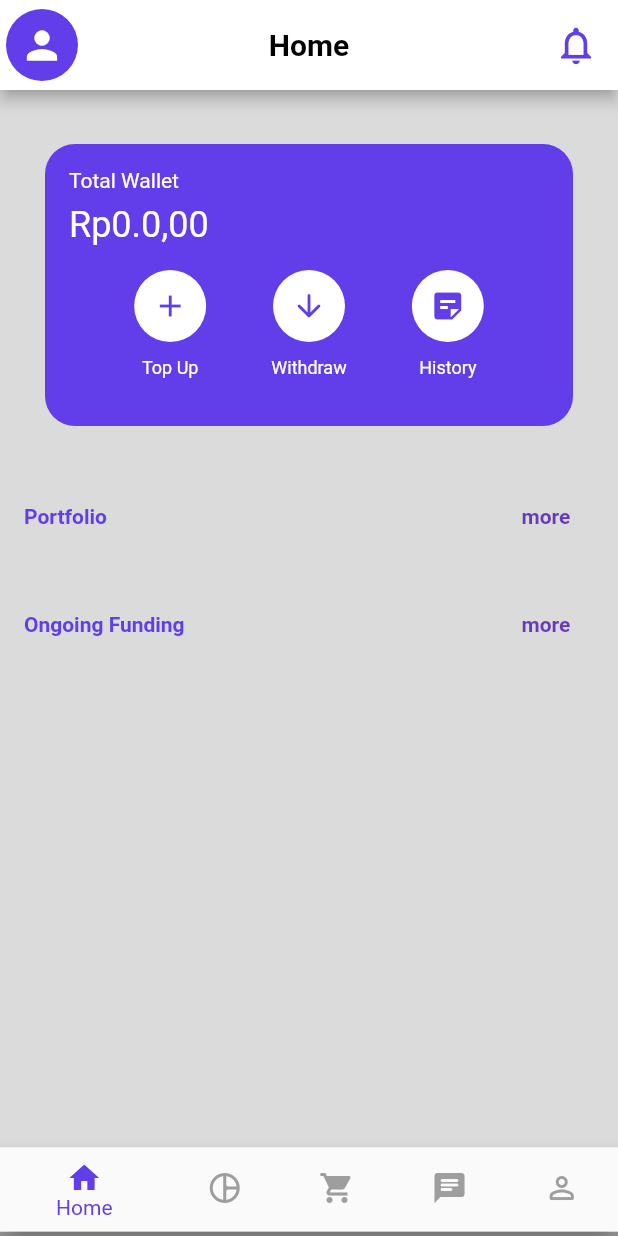
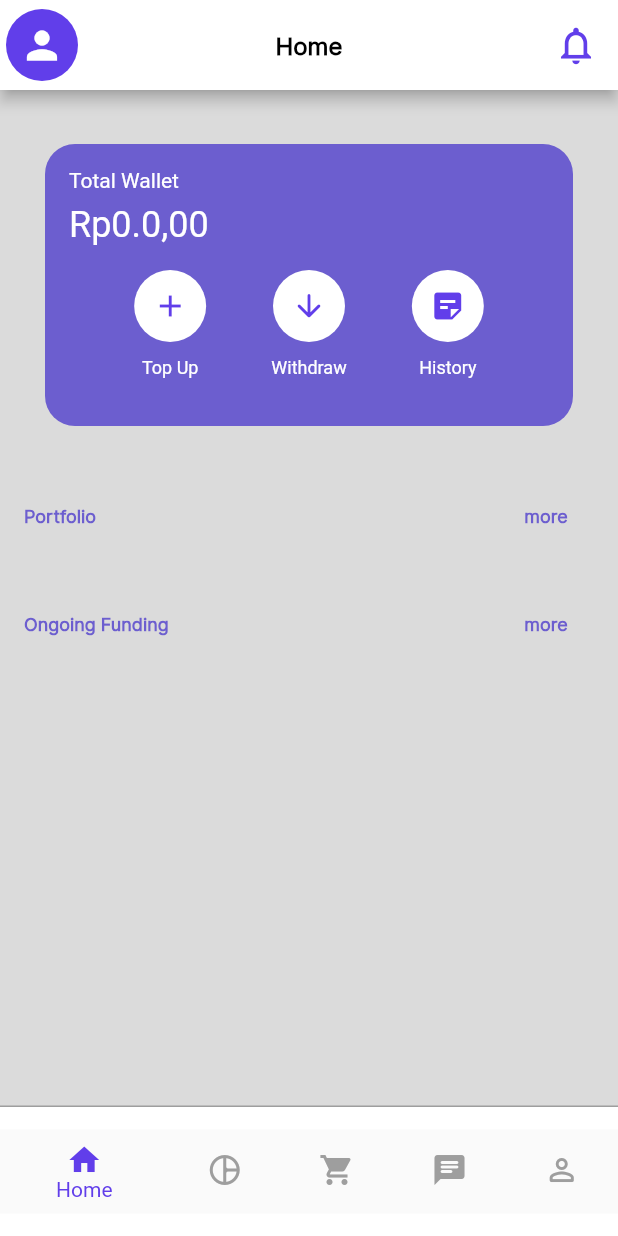
Before and after one commit to MuhammadFahru/tubes-promvis, a Flutter app: the IndexPage screen opened by its route, on a phone screen of 412 x 824 dp. Run offline on Flutter 3.47's test engine with Material 2 defaults, Android fonts, the phone set to English and light mode, and no system bars; our stand-ins replace dropdown_search, email_validator, equatable, flutter_bloc, google_fonts, percent_indicator; accounts and stored records are empty.

Commit message:
homsrin n index investor

```diff
--- a/flutter-investor/lib/pages/homeScreen.dart
+++ b/flutter-investor/lib/pages/homeScreen.dart
@@ -1,6 +1,8 @@
 import 'package:flutter/material.dart';
 import 'package:flutter_app/pages/index.dart';
+import 'package:flutter_app/theme.dart';
 import 'package:flutter_bloc/flutter_bloc.dart';
+import 'package:google_fonts/google_fonts.dart';
 
 /// Wallet Cubit
 /// crosscheck value later
@@ -54,9 +56,10 @@ class HomeScreen extends StatelessWidget {
           backgroundColor: Colors.white,
           automaticallyImplyLeading: false,
           centerTitle: true,
-          title: const Text(
+          title: Text(
             'Home',
-            style: TextStyle(color: Colors.black, fontWeight: FontWeight.bold),
+            style: GoogleFonts.inter(
+                color: Colors.black, fontWeight: FontWeight.bold, fontSize: 16),
           ),
           leading: Container(
             margin: EdgeInsets.all(4),
@@ -105,10 +108,10 @@ class HomeScreen extends StatelessWidget {
                     children: [
                       Text(
                         'Portfolio',
-                        style: TextStyle(
-                          fontWeight: FontWeight.bold,
-                          color: Color(int.parse('0xff613EEA')),
-                        ),
+                        style: GoogleFonts.inter(
+                            fontWeight: FontWeight.bold,
+                            color: primaryColor,
+                            fontSize: 12),
                       ),
                       TextButton(
                           onPressed: () {
@@ -116,7 +119,10 @@ class HomeScreen extends StatelessWidget {
                           },
                           child: Text(
                             'more',
-                            style: TextStyle(fontWeight: FontWeight.bold),
+                            style: GoogleFonts.inter(
+                                fontWeight: FontWeight.bold,
+                                color: primaryColor,
+                                fontSize: 12),
                           ))
                     ],
                   )),
@@ -132,10 +138,10 @@ class HomeScreen extends StatelessWidget {
                     children: [
                       Text(
                         'Ongoing Funding',
-                        style: TextStyle(
-                          fontWeight: FontWeight.bold,
-                          color: Color(int.parse('0xff613EEA')),
-                        ),
+                        style: GoogleFonts.inter(
+                            fontWeight: FontWeight.bold,
+                            color: primaryColor,
+                            fontSize: 12),
                       ),
                       TextButton(
                           onPressed: () {
@@ -143,7 +149,10 @@ class HomeScreen extends StatelessWidget {
                           },
                           child: Text(
                             'more',
-                            style: TextStyle(fontWeight: FontWeight.bold),
+                            style: GoogleFonts.inter(
+                                fontWeight: FontWeight.bold,
+                                color: primaryColor,
+                                fontSize: 12),
                           ))
                     ],
                   )),
@@ -168,7 +177,7 @@ class WalletModule extends StatelessWidget {
               const EdgeInsets.only(top: 16, bottom: 32, left: 16, right: 16),
           decoration: BoxDecoration(
             borderRadius: BorderRadius.circular(20),
-            color: Color(int.parse('0xff613EEA')),
+            color: primaryColor,
           ),
           child: Column(
             children: [
--- a/flutter-investor/lib/pages/index.dart
+++ b/flutter-investor/lib/pages/index.dart
@@ -30,6 +30,7 @@ class IndexPage extends StatelessWidget {
     return BlocProvider<ScreenCubit>(
       create: (context) => ScreenCubit(),
       child: Scaffold(
+        backgroundColor: Color(0xffDBDBDB),
         body: BlocBuilder<ScreenCubit, int>(
           builder: (context, activeScreenIndex) {
             return screens[activeScreenIndex];
@@ -38,10 +39,14 @@ class IndexPage extends StatelessWidget {
         bottomNavigationBar: BlocBuilder<ScreenCubit, int>(
           builder: (context, activeScreenIndex) {
             return Container(
+              padding: EdgeInsets.symmetric(vertical: 15),
               decoration: BoxDecoration(
+                  color: Colors.white,
                   border:
-                      Border(bottom: BorderSide(color: Colors.grey, width: 3))),
+                      Border(top: BorderSide(color: Colors.grey, width: 1))),
               child: BottomNavigationBar(
+                elevation: 0,
+                backgroundColor: Colors.white,
                 selectedItemColor: Color(int.parse('0xff613EEA')),
                 selectedIconTheme:
                     IconThemeData(color: Color(int.parse('0xff613EEA'))),
```
